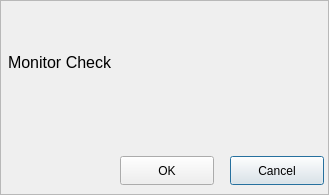
Above: src/modaldialog.ui from UbuntuKylin/youker-assistant before the change. Below: the same form after it.
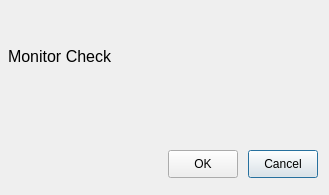
That is the form after the change. Icons and pictures are not drawn.

The edit to the form file:
```diff
--- a/src/modaldialog.ui
+++ b/src/modaldialog.ui
@@ -13,71 +13,69 @@
   <property name="windowTitle">
    <string>Dialog</string>
   </property>
+  <widget class="QWidget" name="widget" native="true">
+   <property name="geometry">
+    <rect>
+     <x>0</x>
+     <y>0</y>
+     <width>329</width>
+     <height>31</height>
+    </rect>
+   </property>
+   <widget class="QLabel" name="btn_min">
+    <property name="geometry">
+     <rect>
+      <x>27</x>
+      <y>5</y>
+      <width>26</width>
+      <height>20</height>
+     </rect>
+    </property>
+    <property name="text">
+     <string/>
+    </property>
+   </widget>
+   <widget class="QLabel" name="btn_close">
+    <property name="geometry">
+     <rect>
+      <x>4</x>
+      <y>5</y>
+      <width>26</width>
+      <height>20</height>
+     </rect>
+    </property>
+    <property name="text">
+     <string/>
+    </property>
+   </widget>
+  </widget>
+  <widget class="QWidget" name="widget_2" native="true">
+   <property name="geometry">
+    <rect>
+     <x>0</x>
+     <y>30</y>
+     <width>329</width>
+     <height>164</height>
+    </rect>
+   </property>
   <widget class="QPushButton" name="closeButton">
    <property name="geometry">
     <rect>
-     <x>230</x>
-     <y>156</y>
-     <width>94</width>
-     <height>29</height>
-    </rect>
-   </property>
-   <property name="styleSheet">
-    <string notr="true">border-image: url(:/pixmap/image/quit.png);
-font: 11pt &quot;文泉驿微米黑&quot;;</string>
-   </property>
+      <x>248</x>
+      <y>120</y>
+      <width>70</width>
+      <height>28</height>
+     </rect>
+    </property>
    <property name="text">
     <string>Cancel</string>
    </property>
   </widget>
-  <widget class="QPushButton" name="okButton">
-   <property name="geometry">
-    <rect>
-     <x>120</x>
-     <y>156</y>
-     <width>94</width>
-     <height>29</height>
-    </rect>
-   </property>
-   <property name="styleSheet">
-    <string notr="true">border-image: url(:/pixmap/image/ok.png);
-font: 11pt &quot;文泉驿微米黑&quot;;</string>
-   </property>
-   <property name="text">
-    <string>OK</string>
-   </property>
-  </widget>
-  <widget class="QLabel" name="btn_close">
-   <property name="geometry">
-    <rect>
-     <x>10</x>
-     <y>6</y>
-     <width>26</width>
-     <height>20</height>
-    </rect>
-   </property>
-   <property name="text">
-    <string/>
-   </property>
-  </widget>
-  <widget class="QLabel" name="btn_min">
-   <property name="geometry">
-    <rect>
-     <x>33</x>
-     <y>6</y>
-     <width>26</width>
-     <height>20</height>
-    </rect>
-   </property>
-   <property name="text">
-    <string/>
-   </property>
-  </widget>
   <widget class="QLabel" name="displaylabel">
    <property name="geometry">
     <rect>
      <x>8</x>
-     <y>85</y>
+      <y>49</y>
      <width>311</width>
      <height>51</height>
     </rect>
@@ -101,7 +99,7 @@
    <property name="geometry">
     <rect>
      <x>8</x>
-     <y>47</y>
+      <y>11</y>
      <width>291</width>
      <height>31</height>
     </rect>
@@ -115,32 +113,20 @@
     <string>&lt;html&gt;&lt;head/&gt;&lt;body&gt;&lt;p&gt;Monitor Check&lt;/p&gt;&lt;/body&gt;&lt;/html&gt;</string>
    </property>
   </widget>
-  <widget class="QFrame" name="frame">
+   <widget class="QPushButton" name="okButton">
    <property name="geometry">
     <rect>
-     <x>0</x>
-     <y>0</y>
-     <width>329</width>
-     <height>195</height>
-    </rect>
-   </property>
-   <property name="styleSheet">
-    <string notr="true">border-image: url(:/pixmap/image/dialog-bg.png);</string>
-   </property>
-   <property name="frameShape">
-    <enum>QFrame::StyledPanel</enum>
-   </property>
-   <property name="frameShadow">
-    <enum>QFrame::Raised</enum>
-   </property>
-  </widget>
-  <zorder>frame</zorder>
-  <zorder>closeButton</zorder>
-  <zorder>okButton</zorder>
-  <zorder>btn_close</zorder>
-  <zorder>btn_min</zorder>
-  <zorder>displaylabel</zorder>
-  <zorder>label</zorder>
+      <x>168</x>
+      <y>120</y>
+      <width>70</width>
+      <height>28</height>
+     </rect>
+    </property>
+    <property name="text">
+     <string>OK</string>
+    </property>
+   </widget>
+  </widget>
  </widget>
  <tabstops>
   <tabstop>okButton</tabstop>
```
Lines whose indentation alone changed are shown as unchanged.
